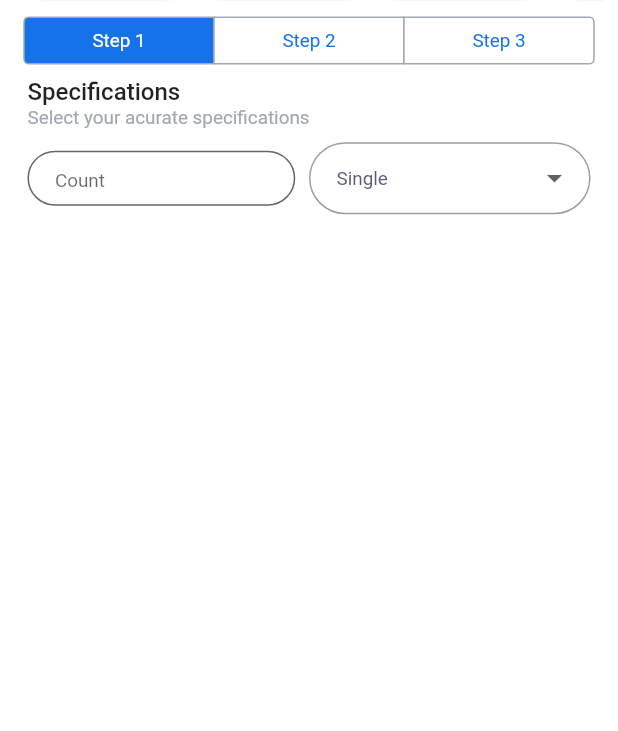
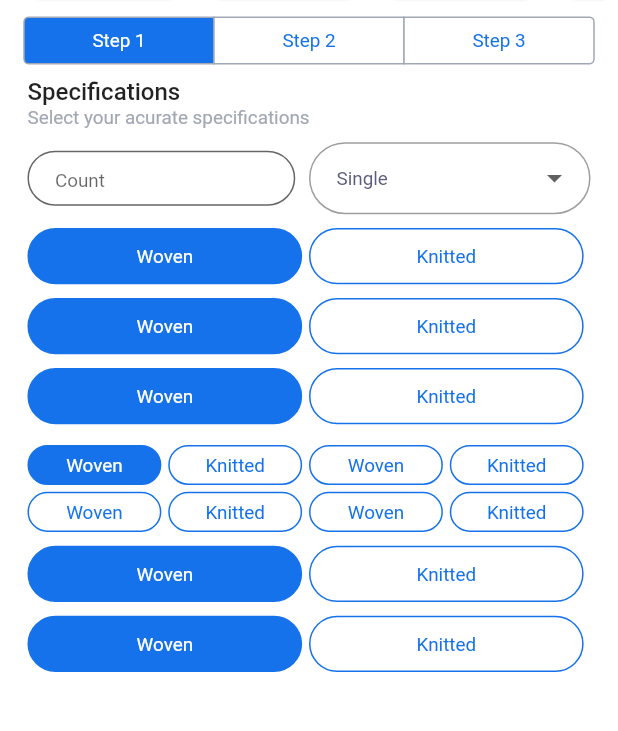
Before and after one commit to ibrarHussain87/ygapp, a Flutter app: the SpinningPostAdPage screen opened directly, on a phone screen of 412 x 824 dp, the part 160-891 px from its top. Run offline on Flutter 3.47's test engine with Material 2 defaults, Android fonts, the phone set to English and light mode, and no system bars; our stand-ins replace flutter_rating_bar, flutter_screenutil, flutter_speed_dial; missing offline and left inert: dropdown_plus.

Commit message:
Grid Tiles added

```diff
--- a/lib/pages/post_ad_pages/component/specification_body.dart
+++ b/lib/pages/post_ad_pages/component/specification_body.dart
@@ -5,6 +5,7 @@ import 'package:flutter_screenutil/flutter_screenutil.dart';
 import 'package:yg_app/utils/colors.dart';
 import 'package:yg_app/utils/strings.dart';
 import 'package:yg_app/widgets/decoration_widgets.dart';
+import 'package:yg_app/widgets/grid_tile_widget.dart';
 
 class SpecificationComponent extends StatefulWidget {
   SpecificationComponent({Key? key}) : super(key: key);
@@ -15,26 +16,10 @@ class SpecificationComponent extends StatefulWidget {
 
 class _SpecificationComponentState extends State<SpecificationComponent> {
   GlobalKey<FormState> globalFormKey = GlobalKey<FormState>();
-  List<Map<String, dynamic>> items = [
-    {
-      'value': 'boxValue',
-      'label': 'Box Label',
-      'icon': Icon(Icons.stop),
-    },
-    {
-      'value': 'circleValue',
-      'label': 'Circle Label',
-      'icon': Icon(Icons.fiber_manual_record),
-      'textStyle': TextStyle(color: Colors.red),
-    },
-    {
-      'value': 'starValue',
-      'label': 'Star Label',
-      'enable': false,
-      'icon': Icon(Icons.grade),
-    },
-  ];
-  String? _selectedItem = AppStrings.plyStringList[0];
+
+  List<String> listItems = ['Woven','Knitted'];
+  List<String> listItems3 = ['Woven','Knitted','Woven'];
+  List<String> listItems4 = ['Woven','Knitted','Woven','Knitted','Woven','Knitted','Woven','Knitted'];
 
   @override
   Widget build(BuildContext context) {
@@ -81,8 +66,7 @@ class _SpecificationComponentState extends State<SpecificationComponent> {
                                       }
                                       return null;
                                     },
-                                    decoration:
-                                        roundedTextFieldDecoration('Count')),
+                                    decoration: roundedTextFieldDecoration('Count')),
                               ),
                             ),
                           ),
@@ -103,13 +87,73 @@ class _SpecificationComponentState extends State<SpecificationComponent> {
                                   border: OutlineInputBorder(borderRadius: BorderRadius.all(Radius.circular(24.w))),
                                 ),
                                 style: TextStyle(fontSize: 11.sp,color: AppColors.textColorGrey),
+                              ),
+                            ),
+                          ),
 
-                              ),
-                            )
-                          ),
                         ],
                       ),
-                    )
+                    ),
+                    Padding(
+                      padding: EdgeInsets.only(top: 8.w),
+                      child: GridTileWidget(
+                        spanCount: 2,
+                        listOfItems: listItems,
+                        callback: (value){
+
+                        },
+                      ),
+                    ),
+                    Padding(
+                      padding: EdgeInsets.only(top: 8.w),
+                      child: GridTileWidget(
+                        spanCount: 2,
+                        listOfItems: listItems,
+                        callback: (value){
+
+                        },
+                      ),
+                    ),
+                    Padding(
+                      padding: EdgeInsets.only(top: 8.w),
+                      child: GridTileWidget(
+                        spanCount: 2,
+                        listOfItems: listItems,
+                        callback: (value){
+
+                        },
+                      ),
+                    ),
+                    Padding(
+                      padding: EdgeInsets.only(top: 8.w),
+                      child: GridTileWidget(
+                        spanCount: 4,
+                        listOfItems: listItems4,
+                        callback: (value){
+
+                        },
+                      ),
+                    ),
+                    Padding(
+                      padding: EdgeInsets.only(top: 8.w),
+                      child: GridTileWidget(
+                        spanCount: 2,
+                        listOfItems: listItems,
+                        callback: (value){
+
+                        },
+                      ),
+                    ),
+                    Padding(
+                      padding: EdgeInsets.only(top: 8.w),
+                      child: GridTileWidget(
+                        spanCount: 2,
+                        listOfItems: listItems,
+                        callback: (value){
+
+                        },
+                      ),
+                    ),
                   ],
                 ))
           ],
--- /dev/null
+++ b/lib/widgets/grid_tile_widget.dart
@@ -0,0 +1,70 @@
+import 'package:flutter/cupertino.dart';
+import 'package:flutter/material.dart';
+import 'package:flutter_screenutil/flutter_screenutil.dart';
+import 'package:yg_app/utils/colors.dart';
+
+class GridTileWidget extends StatefulWidget {
+
+  Function? callback;
+  List<String> listOfItems;
+  int? spanCount;
+
+  GridTileWidget({Key? key,required this.spanCount,required this.callback,required this.listOfItems}) : super(key: key);
+
+  @override
+  _GridTileWidgetState createState() => _GridTileWidgetState();
+}
+
+class _GridTileWidgetState extends State<GridTileWidget> {
+
+  int checkedTile = 0;
+
+  @override
+  Widget build(BuildContext context) {
+    return GridView.builder(
+      physics: const NeverScrollableScrollPhysics(),
+      shrinkWrap: true,
+      gridDelegate: SliverGridDelegateWithFixedCrossAxisCount(
+          crossAxisCount: widget.spanCount!,childAspectRatio: widget.spanCount == 2 ? 5 : 3),
+      itemCount: widget.listOfItems.length,
+      itemBuilder: (context, index) {
+        return buildGrid(index);
+      },
+    );
+  }
+
+  Widget buildGrid(int index) {
+    bool checked = index == checkedTile;
+    return GestureDetector(
+      onTap: () {
+        setState(() {
+          checkedTile = index;
+        });
+        widget.callback!(index);
+
+      },
+      child: Padding(
+        padding: EdgeInsets.only(right: 4.w,top: widget.spanCount == 2 ? 0.w :4.w),
+        child: Container(
+          width: double.maxFinite,
+          decoration: BoxDecoration(
+              border: Border.all(
+                color:AppColors.lightBlueTabs,
+              ),
+              color: checked? AppColors.lightBlueTabs:Colors.transparent,
+              borderRadius: BorderRadius.all(Radius.circular(20))
+          ),
+          child: Center(
+            child: Text(
+              widget.listOfItems[index],
+              style: TextStyle(
+                fontSize: 11.sp,
+                color: checked? Colors.white:AppColors.lightBlueTabs
+              ),
+            ),
+          ),
+        ),
+      ),
+    );
+  }
+}
```
